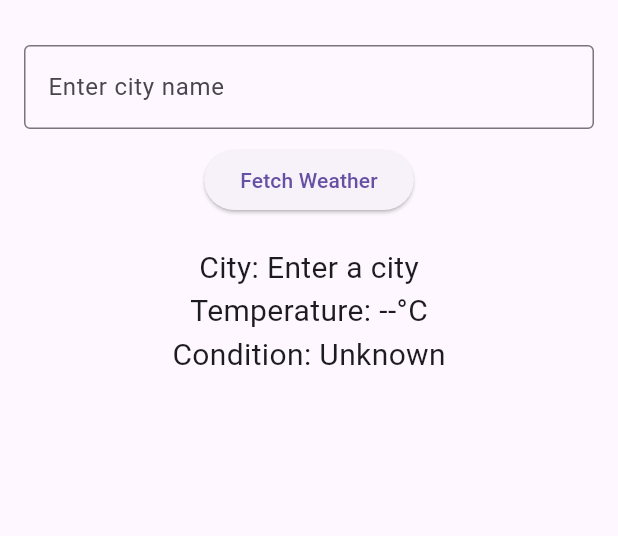
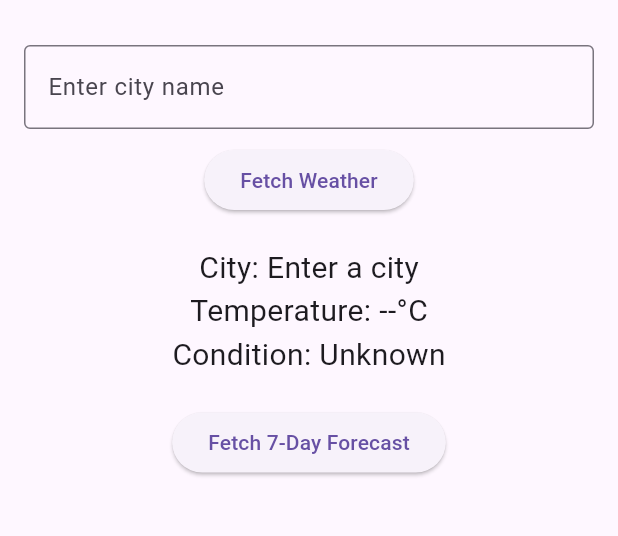
Before and after one commit to slowwwwpoke/weather_info_app, a Flutter app: the screen it shows after launch, on a phone screen of 412 x 824 dp, the part 63-599 px from its top. Run offline on Flutter 3.47's test engine with Material 3 defaults, Android fonts, the phone set to English and light mode, and no system bars.

```diff
--- a/lib/main.dart
+++ b/lib/main.dart
@@ -37,9 +37,24 @@ class _WeatherScreenState extends State<WeatherScreen> {
   }
 
   // Function to generate a random 7-day forecast
+  List<Map<String, String>> _generateForecast() {
+    List<Map<String, String>> forecast = [];
+    for (int i = 1; i <= 7; i++) {
+      forecast.add({
+        "day": "Day $i",
+        "temperature": "${15 + Random().nextInt(16)}°C",
+        "condition": ["Sunny", "Cloudy", "Rainy"][Random().nextInt(3)]
+      });
+    }
+    return forecast;
+  }
 
   // Function to fetch and display the forecast
-
+  void _fetchForecast() {
+    setState(() {
+      forecastData = _generateForecast();
+    });
+  }
 
   @override
   Widget build(BuildContext context) {
@@ -67,7 +82,10 @@ class _WeatherScreenState extends State<WeatherScreen> {
             Text("Temperature: $temperature", style: TextStyle(fontSize: 20)),
             Text("Condition: $condition", style: TextStyle(fontSize: 20)),
             SizedBox(height: 20),
-
+            ElevatedButton(
+              onPressed: _fetchForecast,
+              child: Text("Fetch 7-Day Forecast"),
+            ),
             SizedBox(height: 10),
             Expanded(
               child: ListView.builder(
```
